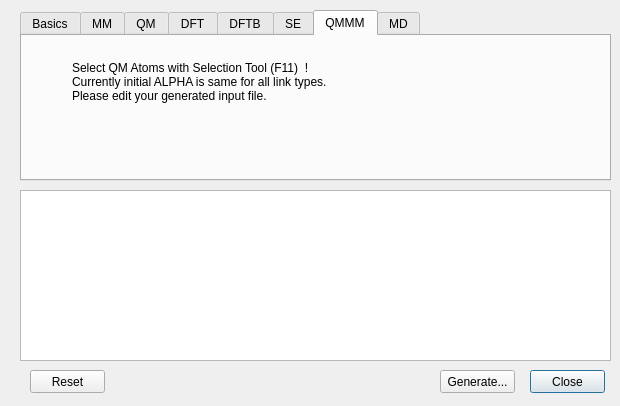
brhr-iwao/libavogadro1cp2k, file cp2k/cp2kinputdialog.ui: the form before one commit.
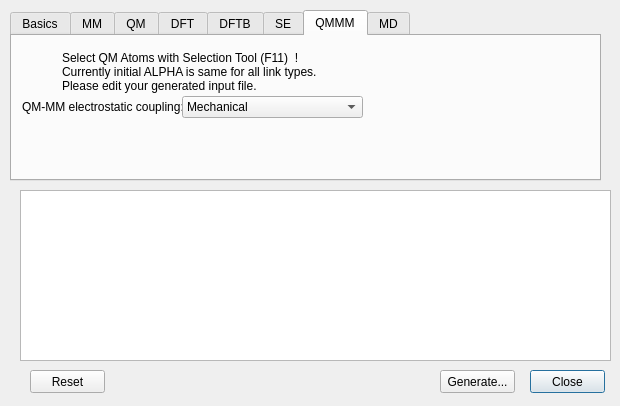
The form after the commit. The open tabs and pages were chosen to show the change.

```diff
--- a/cp2k/cp2kinputdialog.ui
+++ b/cp2k/cp2kinputdialog.ui
@@ -29,7 +29,7 @@
   <widget class="QTabWidget" name="cp2kinputTabs">
    <property name="geometry">
     <rect>
-     <x>20</x>
+     <x>10</x>
      <y>10</y>
      <width>591</width>
      <height>171</height>
@@ -767,7 +767,7 @@
      <property name="geometry">
       <rect>
        <x>50</x>
-       <y>20</y>
+       <y>10</y>
        <width>261</width>
        <height>51</height>
       </rect>
@@ -778,6 +778,49 @@
 Please edit your generated input file.</string>
      </property>
     </widget>
+    <widget class="QLabel" name="qmmmElectroCoupleLabel">
+     <property name="geometry">
+      <rect>
+       <x>10</x>
+       <y>60</y>
+       <width>161</width>
+       <height>21</height>
+      </rect>
+     </property>
+     <property name="text">
+      <string>QM-MM electrostatic coupling:</string>
+     </property>
+    </widget>
+    <widget class="QComboBox" name="qmmmElectroCoupleCombo">
+     <property name="geometry">
+      <rect>
+       <x>170</x>
+       <y>60</y>
+       <width>181</width>
+       <height>22</height>
+      </rect>
+     </property>
+     <item>
+      <property name="text">
+       <string>Mechanical</string>
+      </property>
+     </item>
+     <item>
+      <property name="text">
+       <string>Coulomb</string>
+      </property>
+     </item>
+     <item>
+      <property name="text">
+       <string>Fast Gaussian Expansion</string>
+      </property>
+     </item>
+     <item>
+      <property name="text">
+       <string>S-wave Fast Gaussian</string>
+      </property>
+     </item>
+    </widget>
    </widget>
    <widget class="QWidget" name="mdTab">
     <property name="toolTip">
```
Left out of the diff: 33 changed lines with no effect on the pictures.
